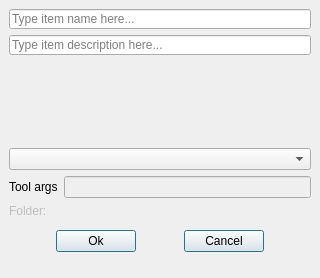
Qt form spinetoolbox/project_items/tool/ui/add_tool.ui (spine-tools/Spine-Toolbox) before a commit.
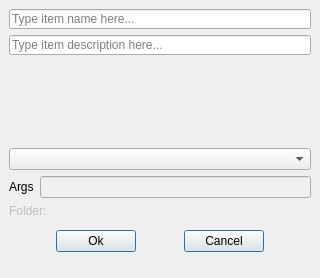
The same form after that commit.

Commit message:
Support for Tool command line arguments
- You can now add Tool project item command line arguments in addition to Tool Specification command line arguments
- Tags like @@optional_files@@ are not supported yet
- Also fixed a bug in GAMS Tool execution. There was a reference to '_settings()' (should be '_settings')
that prevented GAMS execution from working

Issue #545

What changed in the file:
```diff
--- a/spinetoolbox/project_items/tool/ui/add_tool.ui
+++ b/spinetoolbox/project_items/tool/ui/add_tool.ui
@@ -150,7 +150,7 @@
        <item>
         <widget class="QLabel" name="label">
          <property name="text">
-          <string>Tool args</string>
+          <string>Args</string>
          </property>
         </widget>
        </item>
```
Left out of the diff: 26 changed lines with no effect on the pictures. The commit also changes 220 other files.
